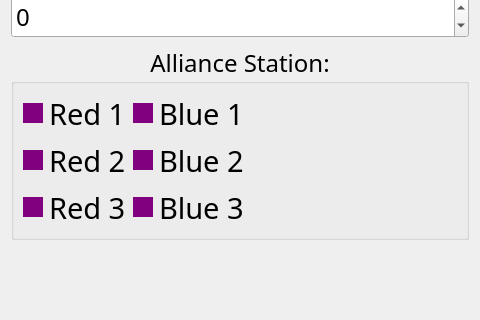
Old version of the form ui/TeamInfo.ui in the repository binex-dsk/QFRCScouter; both pictures show x 0 to 480 and y 239 to 559 of the 480 by 900 pixel window.
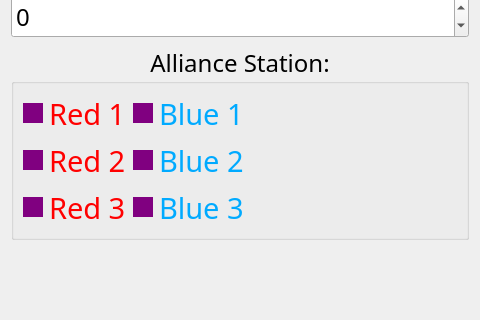
New version of the form.

What changed in the file:
```diff
--- a/ui/TeamInfo.ui
+++ b/ui/TeamInfo.ui
@@ -155,7 +155,11 @@
          </font>
         </property>
         <property name="styleSheet">
-         <string notr="true">QRadioButton::indicator {
+         <string notr="true">QRadioButton {
+color: red;
+}
+
+QRadioButton::indicator {
 color: white;
 	color: purple;
 	// border: 1px solid white;
@@ -195,7 +199,11 @@
          </font>
         </property>
         <property name="styleSheet">
-         <string notr="true">QRadioButton::indicator {
+         <string notr="true">QRadioButton {
+color: rgb(0, 170, 255);
+}
+
+QRadioButton::indicator {
 color: white;
 	color: purple;
 	// border: 1px solid white;
@@ -232,7 +240,11 @@
          </font>
         </property>
         <property name="styleSheet">
-         <string notr="true">QRadioButton::indicator {
+         <string notr="true">QRadioButton {
+color: red;
+}
+
+QRadioButton::indicator {
 color: white;
 	color: purple;
 	// border: 1px solid white;
@@ -269,7 +281,11 @@
          </font>
         </property>
         <property name="styleSheet">
-         <string notr="true">QRadioButton::indicator {
+         <string notr="true">QRadioButton {
+color: rgb(0, 170, 255);
+}
+
+QRadioButton::indicator {
 color: white;
 	color: purple;
 	// border: 1px solid white;
@@ -306,7 +322,11 @@
          </font>
         </property>
         <property name="styleSheet">
-         <string notr="true">QRadioButton::indicator {
+         <string notr="true">QRadioButton {
+color: red;
+}
+
+QRadioButton::indicator {
 color: white;
 	color: purple;
 	// border: 1px solid white;
@@ -343,7 +363,11 @@
          </font>
         </property>
         <property name="styleSheet">
-         <string notr="true">QRadioButton::indicator {
+         <string notr="true">QRadioButton {
+color: rgb(0, 170, 255);
+}
+
+QRadioButton::indicator {
 color: white;
 	color: purple;
 	// border: 1px solid white;
```
